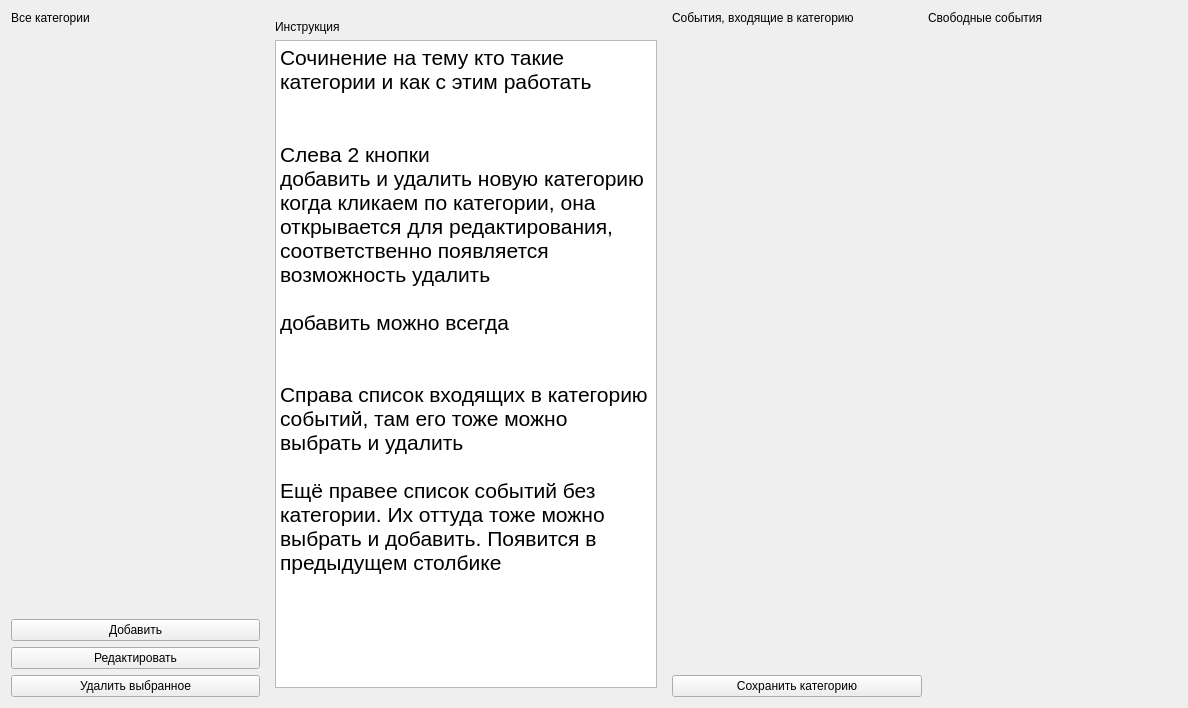
Before: the Qt Designer form ui/admin/AdminCategoriesWidget.ui in xamlo721/SecurityHelper, drawn with Qt 5.
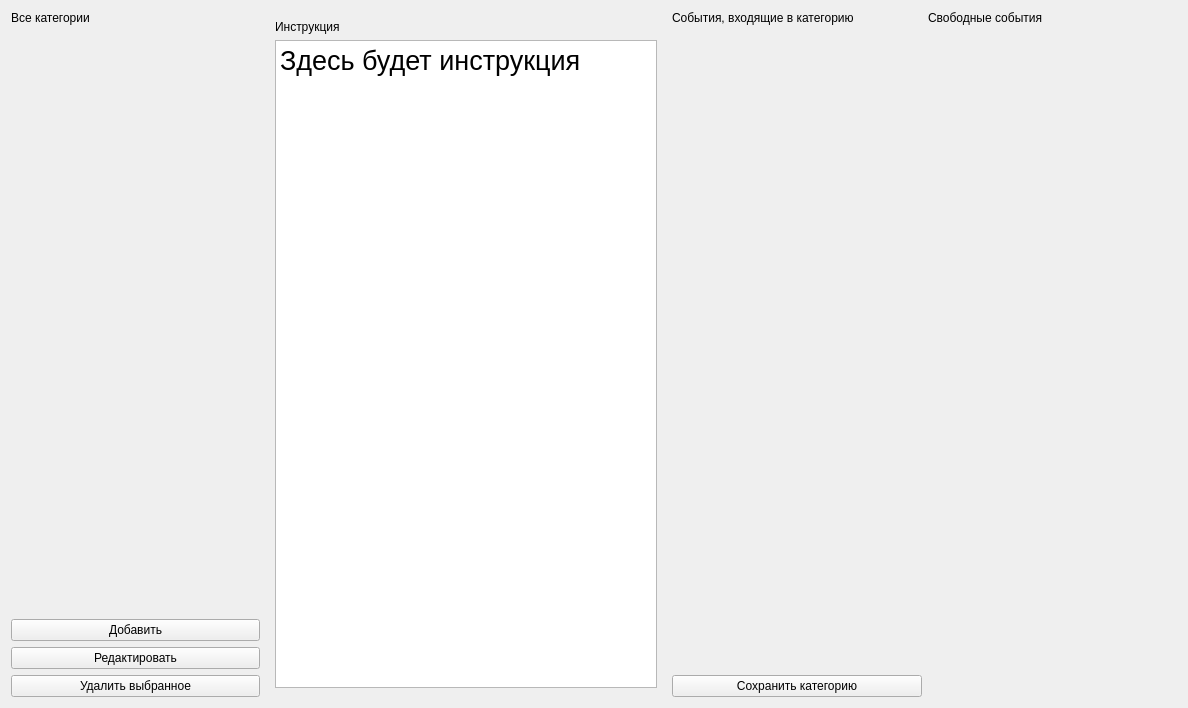
After: the same form once the commit is applied. Custom widgets are drawn as their Qt base class.

```diff
--- a/ui/admin/AdminCategoriesWidget.ui
+++ b/ui/admin/AdminCategoriesWidget.ui
@@ -90,8 +90,7 @@
 &lt;html&gt;&lt;head&gt;&lt;meta name=&quot;qrichtext&quot; content=&quot;1&quot; /&gt;&lt;style type=&quot;text/css&quot;&gt;
 p, li { white-space: pre-wrap; }
 &lt;/style&gt;&lt;/head&gt;&lt;body style=&quot; font-family:'MS Shell Dlg 2'; font-size:8.25pt; font-weight:400; font-style:normal;&quot;&gt;
-&lt;p style=&quot; margin-top:0px; margin-bottom:0px; margin-left:0px; margin-right:0px; -qt-block-indent:0; text-indent:0px;&quot;&gt;&lt;span style=&quot; font-size:16pt;&quot;&gt;Сочинение на тему кто такие категории и как с этим работать&lt;/span&gt;&lt;/p&gt;
-&lt;p style=&quot; margin-top:0px; margin-bottom:0px; margin-left:0px; margin-right:0px; -qt-block-indent:0; text-indent:0px;&quot;&gt;&lt;span style=&quot; font-size:16pt;&quot;&gt;&lt;br /&gt;&lt;br /&gt;Слева 2 кнопки&lt;br /&gt;добавить и удалить новую категорию&lt;br /&gt;когда кликаем по категории, она открывается для редактирования, соответственно появляется возможность удалить&lt;br /&gt;&lt;br /&gt;добавить можно всегда&lt;br /&gt;&lt;br /&gt;&lt;br /&gt;Справа список входящих в категорию событий, там его тоже можно выбрать и удалить&lt;br /&gt;&lt;br /&gt;Ещё правее список событий без категории. Их оттуда тоже можно выбрать и добавить. Появится в предыдущем столбике&lt;/span&gt;&lt;/p&gt;&lt;/body&gt;&lt;/html&gt;</string>
+&lt;p style=&quot; margin-top:0px; margin-bottom:0px; margin-left:0px; margin-right:0px; -qt-block-indent:0; text-indent:0px;&quot;&gt;&lt;span style=&quot; font-size:20pt;&quot;&gt;Здесь будет инструкция&lt;/span&gt;&lt;/p&gt;&lt;/body&gt;&lt;/html&gt;</string>
           </property>
          </widget>
         </item>
```
